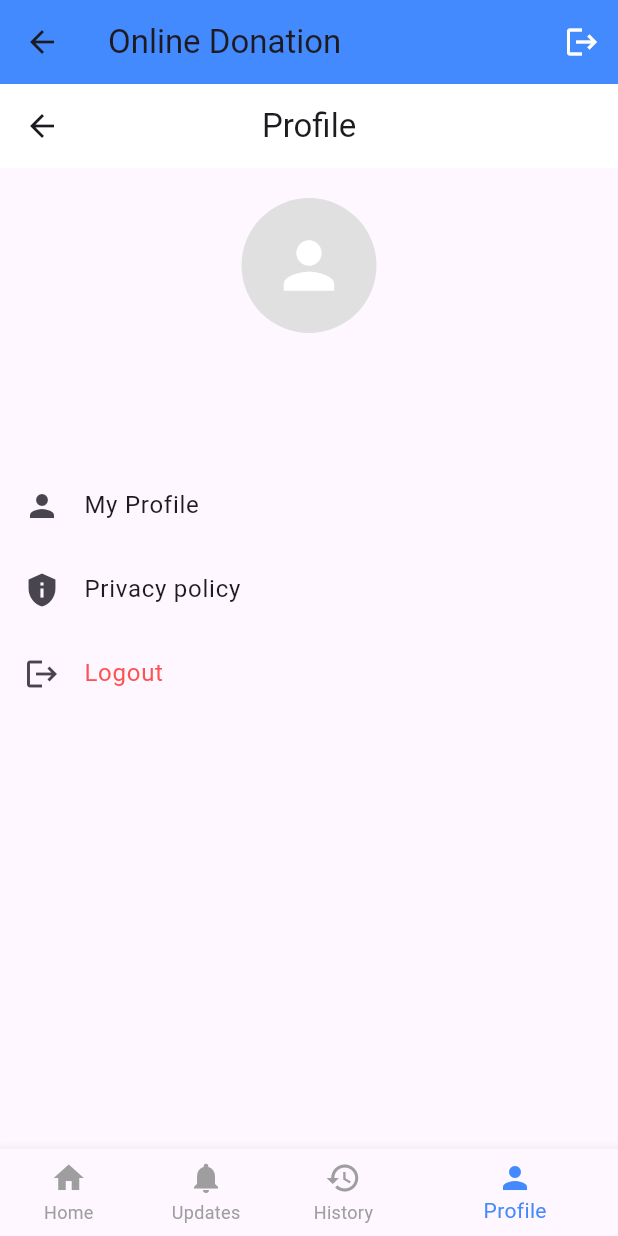
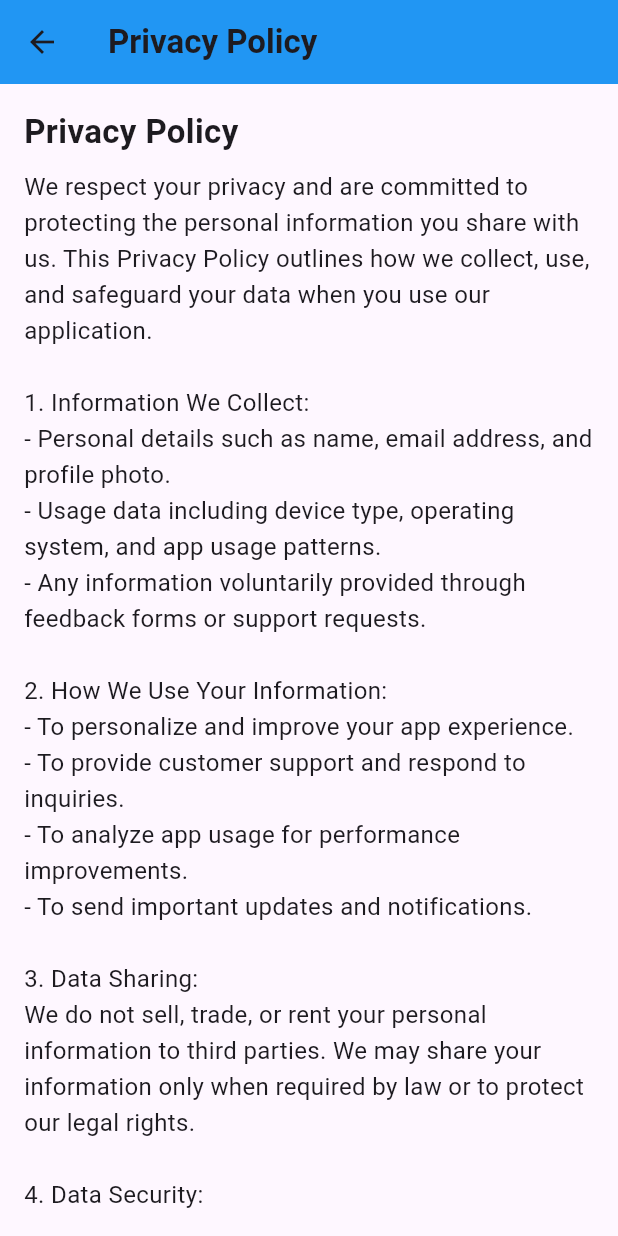
Before and after one commit to NADIYA109/Online_Donation_App, a Flutter app: the HomeScreen screen opened by its route, item 4 of the bottom bar chosen, after a tap on "Privacy policy", on a phone screen of 412 x 824 dp. Run offline on Flutter 3.47's test engine with Material 3 defaults, Android fonts, the phone set to English and light mode, and no system bars; our stand-ins replace cloud_firestore, firebase_auth, firebase_core, firebase_messaging, flutter_local_notifications, fluttertoast and 2 more; missing offline and left inert: razorpay_flutter; accounts and stored records are empty.

Commit message:
Add history screen

```diff
--- /dev/null
+++ b/lib/views/history_screen.dart
@@ -0,0 +1,152 @@
+import 'package:cloud_firestore/cloud_firestore.dart';
+import 'package:firebase_auth/firebase_auth.dart';
+import 'package:flutter/material.dart';
+
+class DonationHistoryScreen extends StatelessWidget {
+  const DonationHistoryScreen({super.key});
+
+  @override
+  Widget build(BuildContext context) {
+    final currentUser = FirebaseAuth.instance.currentUser;
+    final userEmail = currentUser?.email ?? "";
+
+    return Scaffold(
+      appBar: AppBar(
+        title: const Text("Donation History"),
+       ),
+      body: StreamBuilder<QuerySnapshot>(
+        stream: FirebaseFirestore.instance
+            .collection('donations')
+            .where('email', isEqualTo: userEmail)
+            .snapshots(),
+        builder: (context, snapshot) {
+          if (snapshot.connectionState == ConnectionState.waiting) {
+            return const Center(child: CircularProgressIndicator());
+          }
+
+          if (snapshot.hasError) {
+            return const Center(
+              child: Text(
+                "Something went wrong while loading donations.",
+                style: TextStyle(color: Colors.red),
+              ),
+            );
+          }
+
+          if (!snapshot.hasData || snapshot.data!.docs.isEmpty) {
+            return const Center(
+              child: Text(
+                "No donations found.",
+                style: TextStyle(fontSize: 16, color: Colors.grey),
+              ),
+            );
+          }
+
+          final donations = snapshot.data!.docs
+              .map((doc) => doc.data() as Map<String, dynamic>)
+              .toList()
+            ..sort((a, b) {
+              try {
+                final aDate = _parseDate(a['date']);
+                final bDate = _parseDate(b['date']);
+                return bDate.compareTo(aDate);
+              } catch (_) {
+                return 0;
+              }
+            });
+
+          return ListView.builder(
+            padding: const EdgeInsets.all(12.0),
+            itemCount: donations.length,
+            itemBuilder: (context, index) {
+              var donation = donations[index];
+              return _buildDonationCard(donation);
+            },
+          );
+        },
+      ),
+    );
+  }
+
+  static DateTime _parseDate(String date) {
+    final parts = date.split('-');
+    return DateTime(
+      int.parse(parts[2]),
+      int.parse(parts[1]),
+      int.parse(parts[0]),
+    );
+  }
+
+  Widget _buildDonationCard(Map<String, dynamic> donation) {
+    return Card(
+      shape: RoundedRectangleBorder(borderRadius: BorderRadius.circular(16)),
+      elevation: 4,
+      margin: const EdgeInsets.symmetric(vertical: 8),
+      child: Container(
+        decoration: BoxDecoration(
+          borderRadius: BorderRadius.circular(16),
+          gradient: const LinearGradient(
+            colors: [
+              Color.fromARGB(255, 85, 173, 246),
+              Color.fromARGB(255, 43, 146, 231)
+            ],
+            begin: Alignment.topLeft,
+            end: Alignment.bottomRight,
+          ),
+        ),
+        child: Padding(
+          padding: const EdgeInsets.all(16.0),
+          child: Column(
+            crossAxisAlignment: CrossAxisAlignment.start,
+            children: [
+              Text(
+                "₹${donation["amount"] ?? "0"}",
+                style: const TextStyle(
+                  fontSize: 20,
+                  fontWeight: FontWeight.bold,
+                  color: Colors.white,
+                ),
+              ),
+              const SizedBox(height: 6),
+              Row(
+                mainAxisAlignment: MainAxisAlignment.spaceBetween,
+                children: [
+                  Text(
+                    donation["date"] ?? "",
+                    style: const TextStyle(fontSize: 14, color: Colors.white70),
+                  ),
+                  Text(
+                    donation["time"] ?? "",
+                    style: const TextStyle(fontSize: 14, color: Colors.white70),
+                  ),
+                ],
+              ),
+              const SizedBox(height: 10),
+              Container(
+                padding: const EdgeInsets.symmetric(vertical: 4, horizontal: 10),
+                decoration: BoxDecoration(
+                  color: (donation["status"] ?? "").toLowerCase() == "success"
+                      ? Colors.green.withOpacity(0.8)
+                      : Colors.red.withOpacity(0.8),
+                  borderRadius: BorderRadius.circular(12),
+                ),
+                child: Text(
+                  donation["status"] ?? "",
+                  style: const TextStyle(
+                    color: Colors.white,
+                    fontSize: 13,
+                  ),
+                ),
+              ),
+              const SizedBox(height: 8),
+              Text(
+                "Payment ID: ${donation["paymentId"] ?? ""}",
+                style: const TextStyle(fontSize: 12, color: Colors.white70),
+              ),
+            ],
+          ),
+        ),
+      ),
+    );
+  }
+}
--- a/lib/views/home_screen.dart
+++ b/lib/views/home_screen.dart
@@ -1,5 +1,6 @@
 import 'package:flutter/material.dart';
 import 'package:online_donation_app/providers/user_provider.dart';
+import 'package:online_donation_app/views/history_screen.dart';
 import 'package:online_donation_app/views/profile_screen.dart';
 import 'package:provider/provider.dart';
 import 'category_details_screen.dart';
@@ -122,7 +123,9 @@ class _HomeScreenState extends State<HomeScreen> {
           const Center(child: Text('Updates Screen')),
 
 
-          const Center(child: Text('History Screen')),
+          //const Center(child: Text('History Screen')),
+
+          DonationHistoryScreen(),
 
 
            ProfileScreen(),
--- /dev/null
+++ b/lib/views/privacy_policy.dart
@@ -0,0 +1,66 @@
+import 'package:flutter/material.dart';
+
+class PrivacyPolicyScreen extends StatelessWidget {
+  const PrivacyPolicyScreen({super.key});
+
+  @override
+  Widget build(BuildContext context) {
+    return Scaffold(
+      appBar: AppBar(
+        title: const Text(
+          "Privacy Policy",
+          style: TextStyle(fontWeight: FontWeight.bold),
+        ),
+        backgroundColor: Colors.blue,
+      ),
+      body: Padding(
+        padding: const EdgeInsets.all(16.0),
+        child: SingleChildScrollView(
+          child: Column(
+            crossAxisAlignment: CrossAxisAlignment.start,
+            children: const [
+              Text(
+                "Privacy Policy",
+                style: TextStyle(fontSize: 22, fontWeight: FontWeight.bold),
+              ),
+              SizedBox(height: 10),
+              Text(
+                "We respect your privacy and are committed to protecting the personal information you share with us. "
+                "This Privacy Policy outlines how we collect, use, and safeguard your data when you use our application.\n\n"
+                "1. Information We Collect:\n"
+                "- Personal details such as name, email address, and profile photo.\n"
+                "- Usage data including device type, operating system, and app usage patterns.\n"
+                "- Any information voluntarily provided through feedback forms or support requests.\n\n"
+                "2. How We Use Your Information:\n"
+                "- To personalize and improve your app experience.\n"
+                "- To provide customer support and respond to inquiries.\n"
+                "- To analyze app usage for performance improvements.\n"
+                "- To send important updates and notifications.\n\n"
+                "3. Data Sharing:\n"
+                "We do not sell, trade, or rent your personal information to third parties. "
+                "We may share your information only when required by law or to protect our legal rights.\n\n"
+                "4. Data Security:\n"
+                "We implement industry-standard security measures to protect your personal information. "
+                "However, no method of transmission over the internet is 100% secure, and we cannot guarantee absolute security.\n\n"
+                "5. Third-Party Services:\n"
+                "Our app may use third-party services (such as analytics or authentication) that have their own privacy policies. "
+                "We recommend reviewing those policies for more information.\n\n"
+                "6. Your Rights:\n"
+                "- You can update or correct your personal information through the app settings.\n"
+                "- You may request the deletion of your account and associated data.\n"
+                "- You can opt-out of marketing communications at any time.\n\n"
+                "7. Changes to This Privacy Policy:\n"
+                "We may update this policy from time to time. We will notify you of any significant changes "
+                "through the app or via email.\n\n"
+                "By using our application, you agree to this Privacy Policy. If you do not agree, please discontinue using the app.\n\n"
+                "Contact Us:\n"
+                "If you have any questions or concerns about this Privacy Policy, please contact us at support@onlinedonation.com.",
+                style: TextStyle(fontSize: 16, height: 1.5),
+              ),
+            ],
+          ),
+        ),
+      ),
+    );
+  }
+}
--- a/lib/views/profile_screen.dart
+++ b/lib/views/profile_screen.dart
@@ -1,10 +1,164 @@
+// import 'dart:io';
+// import 'package:firebase_auth/firebase_auth.dart';
+// import 'package:flutter/material.dart';
+// import 'package:shared_preferences/shared_preferences.dart';
+// import 'package:online_donation_app/views/myprofile.dart';
+// import 'package:online_donation_app/views/signin_screen.dart';
+
+// class ProfileScreen extends StatefulWidget {
+//   @override
+//   State<ProfileScreen> createState() => _ProfileScreenState();
+// }
+
+// class _ProfileScreenState extends State<ProfileScreen> {
+//   final User? user = FirebaseAuth.instance.currentUser;
+//   File? _profileImage;
+
+//   @override
+//   void initState() {
+//     super.initState();
+//     _loadProfileImage();
+//   }
+
+//   Future<void> _loadProfileImage() async {
+//     final prefs = await SharedPreferences.getInstance();
+//     final imagePath = prefs.getString('profileImagePath');
+//     if (imagePath != null && mounted) {
+//       setState(() {
+//         _profileImage = File(imagePath);
+//       });
+//     }
+//   }
+
+//   @override
+//   Widget build(BuildContext context) {
+//     return Scaffold(
+//       appBar: AppBar(
+//         title: Text("Profile"),
+//         centerTitle: true,
+//         backgroundColor: Colors.white,
+//       ),
+//       body: user == null
+//           ? const Center(child: Text("No user info"))
+//           : Column(
+//               children: [
+//                 const SizedBox(height: 20),
+
+//                 // Profile Image
+//                 CircleAvatar(
+//                   radius: 45,
+//                   backgroundColor: Colors.grey[300],
+//                   backgroundImage:
+//                       _profileImage != null ? FileImage(_profileImage!) : null,
+//                   child: _profileImage == null
+//                       ? Icon(Icons.person, size: 50, color: Colors.white)
+//                       : null,
+//                 ),
+
+//                 const SizedBox(height: 10),
+
+//                 // Name
+//                 Text(
+//                   user!.displayName ?? "No Name",
+//                   style: TextStyle(
+//                     color: Colors.black,
+//                     fontSize: 18,
+//                     fontWeight: FontWeight.bold,
+//                   ),
+//                 ),
+
+//                 // Email
+//                 Text(
+//                   user!.email ?? "No email",
+//                   style: TextStyle(
+//                     fontSize: 14,
+//                     color: Colors.grey,
+//                   ),
+//                 ),
+
+//                 const SizedBox(height: 30),
+
+//                 // My Profile Button
+//                 ListTile(
+//                   leading: Icon(Icons.person),
+//                   title: Text("My Profile"),
+//                   onTap: () async {
+//                     await Navigator.push(
+//                         context, MaterialPageRoute(builder: (_) => Myprofile()));
+
+//                     // Reload the image when coming back
+//                     _loadProfileImage();
+//                   },
+//                 ),
+
+//                 ListTile(
+//                   leading: Icon(Icons.privacy_tip),
+//                   title: Text("Privacy policy"),
+//                   onTap: () {},
+//                 ),
+
+//                 // Logout
+//                 ListTile(
+//                   leading: Icon(Icons.logout),
+//                   title: Text(
+//                     "Logout",
+//                     style: TextStyle(color: Colors.redAccent),
+//                   ),
+//                   onTap: () async {
+//                     await FirebaseAuth.instance.signOut();
+//                     Navigator.pushAndRemoveUntil(
+//                         context,
+//                         MaterialPageRoute(builder: (_) => LoginScreen()),
+//                         (route) => false);
+//                   },
+//                 ),
+//               ],
+//             ),
+//     );
+//   }
+// }
+
+
+import 'dart:io';
 import 'package:firebase_auth/firebase_auth.dart';
 import 'package:flutter/material.dart';
+import 'package:online_donation_app/views/privacy_policy.dart';
+import 'package:shared_preferences/shared_preferences.dart';
 import 'package:online_donation_app/views/myprofile.dart';
 import 'package:online_donation_app/views/signin_screen.dart';
 
-class ProfileScreen extends StatelessWidget{
+class ProfileScreen extends StatefulWidget {
+  @override
+  State<ProfileScreen> createState() => _ProfileScreenState();
+}
+
+class _ProfileScreenState extends State<ProfileScreen> {
   final User? user = FirebaseAuth.instance.currentUser;
+  File? _profileImage;
+  String? _localName;
+  String? _localEmail;
+
+  @override
+  void initState() {
+    super.initState();
+    _loadProfileData();
+  }
+
+  Future<void> _loadProfileData() async {
+    final prefs = await SharedPreferences.getInstance();
+
+    // Load image path
+    final imagePath = prefs.getString('profileImagePath');
+    if (imagePath != null) {
+      _profileImage = File(imagePath);
+    }
+
+    // Load updated name & email if available
+    _localName = prefs.getString('name');
+    _localEmail = prefs.getString('email');
+
+    if (mounted) setState(() {});
+  }
 
   @override
   Widget build(BuildContext context) {
@@ -15,68 +169,86 @@ class ProfileScreen extends StatelessWidget{
         backgroundColor: Colors.white,
       ),
       body: user == null
-        ? const Center(
-          child: Text("No uer info"))
+          ? const Center(child: Text("No user info"))
           : Column(
               children: [
                 const SizedBox(height: 20),
+
+                // Profile Image
                 CircleAvatar(
                   radius: 45,
                   backgroundColor: Colors.grey[300],
-                  child: Icon(Icons.person, size:50, color: Colors.white),
+                  backgroundImage:
+                      _profileImage != null ? FileImage(_profileImage!) : null,
+                  child: _profileImage == null
+                      ? Icon(Icons.person, size: 50, color: Colors.white)
+                      : null,
                 ),
+
                 const SizedBox(height: 10),
+
+                // Name
                 Text(
-                user!.displayName ?? "No Name",
+                  _localName ?? user!.displayName ?? "No Name",
                   style: TextStyle(
-                  color: Colors.black ,
+                    color: Colors.black,
                     fontSize: 18,
                     fontWeight: FontWeight.bold,
                   ),
                 ),
-              Text(user!.email ?? "No email",
+
+                // Email
+                Text(
+                  _localEmail ?? user!.email ?? "No email",
                   style: TextStyle(
                     fontSize: 14,
                     color: Colors.grey,
-              ),),
+                  ),
+                ),
 
-              SizedBox(height: 30,),
+                const SizedBox(height: 30),
 
+                // My Profile Button
                 ListTile(
                   leading: Icon(Icons.person),
                   title: Text("My Profile"),
-                onTap: (){
-                  Navigator.push(context, MaterialPageRoute(
-                    builder: (_) => Myprofile()));
+                  onTap: () async {
+                    await Navigator.push(
+                        context, MaterialPageRoute(builder: (_) => Myprofile()));
 
+                    // Reload updated data when coming back
+                    _loadProfileData();
                   },
                 ),
 
                 ListTile(
                   leading: Icon(Icons.privacy_tip),
                   title: Text("Privacy policy"),
-                onTap: () {},
+                  onTap: () {
+                    Navigator.push(
+                        context, MaterialPageRoute(builder: (_) => PrivacyPolicyScreen()));
+
+
+                  },
                 ),
 
+                // Logout
                 ListTile(
                   leading: Icon(Icons.logout),
-                title: Text("Logout" , style: TextStyle(
-                  color: Colors.redAccent
-                ),),
-
-                onTap: () async{
+                  title: Text(
+                    "Logout",
+                    style: TextStyle(color: Colors.redAccent),
+                  ),
+                  onTap: () async {
                     await FirebaseAuth.instance.signOut();
                     Navigator.pushAndRemoveUntil(
                         context,
-                    MaterialPageRoute(builder: (_) => LoginScreen()), (route) => false);
+                        MaterialPageRoute(builder: (_) => LoginScreen()),
+                        (route) => false);
                   },
                 ),
-
-
               ],
-          )
+            ),
     );
-
   }
-
 }
```
Lines whose indentation alone changed are shown as unchanged.
